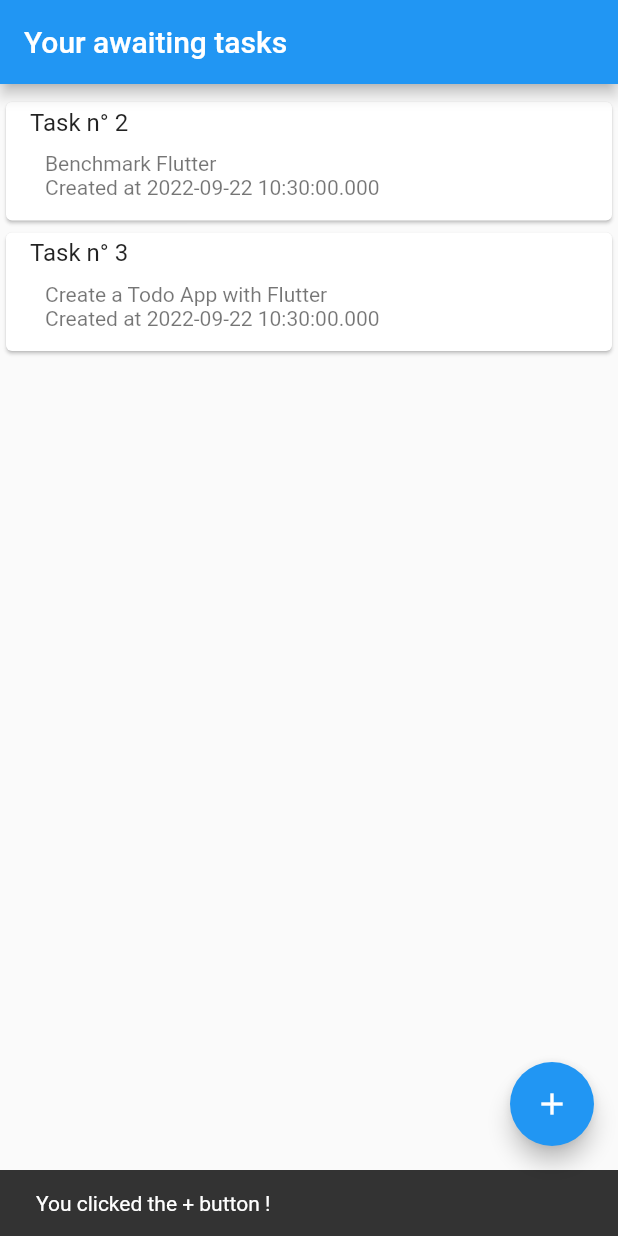
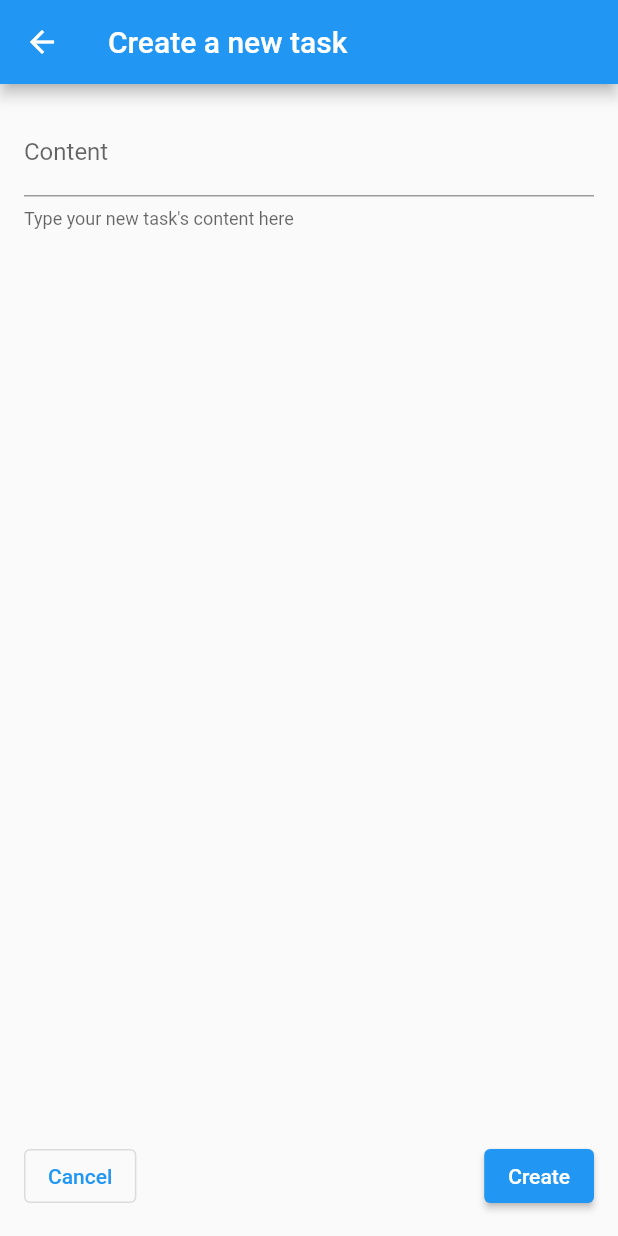
Before and after one commit to HUMAN-IT-IG2I/TodoAppFlutter, a Flutter app: the screen it shows after launch, after a tap on the "add" icon, on a phone screen of 412 x 824 dp. Run offline on Flutter 3.47's test engine with Material 2 defaults, Android fonts, the phone set to English and light mode, and no system bars.

Commit message:
Adding creation screen

```diff
--- a/lib/application.dart
+++ b/lib/application.dart
@@ -1,17 +1,26 @@
 import 'package:flutter/material.dart';
 import 'package:todo_app_flutter/data/in_memory_database.dart';
+import 'package:todo_app_flutter/view/screen/create/task_creation_screen.dart';
 import 'package:todo_app_flutter/view/screen/list/task_list_screen.dart';
 
 class Application extends StatelessWidget {
   static final InMemoryDatabase database = InMemoryDatabase();
 
+  static String get creationDestination => '/creation';
+
+  static String get listDestination => '/';
+
   const Application({Key? key}) : super(key: key);
 
   @override
   Widget build(BuildContext context) {
-    return const MaterialApp(
+    return MaterialApp(
       title: 'Startup Name Generator',
-      home: TaskListScreen(),
+      initialRoute: listDestination,
+      routes: {
+        listDestination: (context) => const TaskListScreen(),
+        creationDestination: (context) => const TaskCreationScreen(),
+      },
     );
   }
 }
--- /dev/null
+++ b/lib/view/screen/create/task_creation_screen.dart
@@ -0,0 +1,90 @@
+import 'package:flutter/material.dart';
+import 'package:flutter/rendering.dart';
+import 'package:todo_app_flutter/view/screen/create/task_creation_view_model.dart';
+
+import '../../../application.dart';
+
+class TaskCreationScreen extends StatefulWidget {
+  const TaskCreationScreen({Key? key}) : super(key: key);
+
+  @override
+  State<StatefulWidget> createState() => _TaskCreationScreenState();
+}
+
+class _TaskCreationScreenState extends State<TaskCreationScreen> {
+  late TaskCreationViewModel _viewModel;
+  final _contentController = TextEditingController();
+
+  @override
+  Widget build(BuildContext context) {
+    return Scaffold(
+      appBar: AppBar(
+        title: const Text("Create a new task"),
+      ),
+      body: Container(
+        padding: const EdgeInsets.all(16.0),
+        child: Column(
+          mainAxisSize: MainAxisSize.max,
+          mainAxisAlignment: MainAxisAlignment.spaceBetween,
+          children: [
+            TextFormField(
+              controller: _contentController,
+              maxLines: 1,
+              decoration: const InputDecoration(
+                  labelText: 'Content',
+                  helperText: "Type your new task's content here"),
+            ),
+            Row(
+              mainAxisSize: MainAxisSize.max,
+              mainAxisAlignment: MainAxisAlignment.spaceBetween,
+              children: [
+                OutlinedButton(
+                  onPressed: _navigateBack,
+                  child: const Text("Cancel"),
+                ),
+                ElevatedButton(
+                  onPressed: _addTask,
+                  child: const Text("Create"),
+                ),
+              ],
+            ),
+          ],
+        ),
+      ),
+    );
+  }
+
+  @override
+  void dispose() {
+    _contentController.dispose();
+    super.dispose();
+  }
+
+  @override
+  void initState() {
+    super.initState();
+    _viewModel = TaskCreationViewModel();
+  }
+
+  void _addTask() {
+    String content = _contentController.text.trim();
+    if (content.isNotEmpty) {
+      _viewModel.addTask(content);
+      _navigateBack(isTaskCreated: true);
+    } else {
+      ScaffoldMessenger.of(context).showSnackBar(
+        const SnackBar(
+          content: Text("You cannot create a task with an empty content !"),
+          duration: Duration(seconds: 3),
+        ),
+      );
+    }
+  }
+
+  void _navigateBack({bool isTaskCreated = false}) {
+    Navigator.of(context).pushNamed(
+      Application.listDestination,
+      arguments: isTaskCreated,
+    );
+  }
+}
--- /dev/null
+++ b/lib/view/screen/create/task_creation_view_model.dart
@@ -0,0 +1,10 @@
+import 'package:todo_app_flutter/application.dart';
+import 'package:todo_app_flutter/data/in_memory_database.dart';
+
+class TaskCreationViewModel {
+  final InMemoryDatabase _database = Application.database;
+
+  bool addTask(String content) {
+    return _database.addTask(content);
+  }
+}
--- a/lib/view/screen/list/task_list_screen.dart
+++ b/lib/view/screen/list/task_list_screen.dart
@@ -19,6 +19,12 @@ class _TaskListScreenState extends State<TaskListScreen> {
 
   @override
   Widget build(BuildContext context) {
+    final isTaskCreated = ModalRoute.of(context)!.settings.arguments as bool?;
+
+    if (isTaskCreated != null && isTaskCreated) {
+      _viewModel.refreshTasks();
+    }
+
     return Scaffold(
       appBar: AppBar(
         title: const Text('Your awaiting tasks'),
@@ -28,16 +34,12 @@ class _TaskListScreenState extends State<TaskListScreen> {
         padding: const EdgeInsets.only(top: 8.0),
       ),
       floatingActionButton: FloatingActionButton(
-        onPressed: _navigateToCreation,
+        onPressed: () {
+          _navigateToCreation();
+        },
         child: const Icon(Icons.add),
       ),
     );
-  }
-
-  @override
-  void didUpdateWidget(covariant TaskListScreen oldWidget) {
-    super.didUpdateWidget(oldWidget);
-    _viewModel.refreshTasks();
   }
 
   @override
@@ -70,11 +72,9 @@ class _TaskListScreenState extends State<TaskListScreen> {
   }
 
   void _navigateToCreation() {
-    ScaffoldMessenger.of(context).showSnackBar(
-      const SnackBar(
-        content: Text("You clicked the + button !"),
-        duration: Duration(seconds: 5),
-      ),
+    Navigator.pushNamed(
+      context,
+      Application.creationDestination,
     );
   }
 
```
Also changed, not shown: lib/data/in_memory_database.dart (+16 -0 lines).
